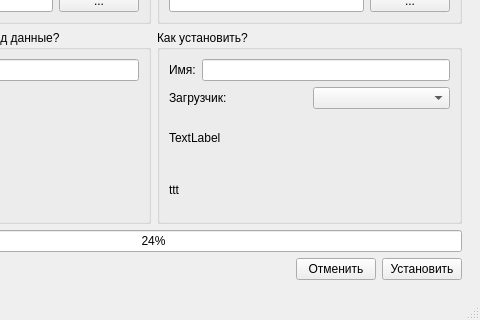
YourDroid/YourDroid, file window.ui: the form before one commit; both pictures show x 173 to 653 and y 165 to 485 of the 653 by 485 pixel window.
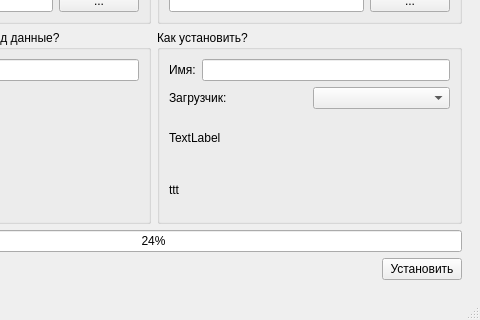
The form after the commit. Icons and pictures are not drawn.

The edit to the form file:
```diff
--- a/window.ui
+++ b/window.ui
@@ -478,13 +478,6 @@
             </property>
            </spacer>
           </item>
-          <item>
-           <widget class="QPushButton" name="pushCancelInstall">
-            <property name="text">
-             <string>Отменить</string>
-            </property>
-           </widget>
-          </item>
           <item>
            <widget class="QPushButton" name="buttonInstallInstall">
             <property name="text">
```
